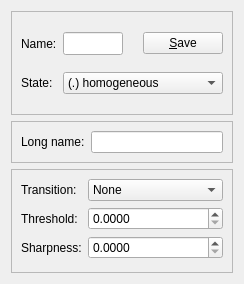
This is src/gui/cpdwindow.ui in stevenvergenz/chemecher as Qt 5 draws it before an edit. The edited form follows.
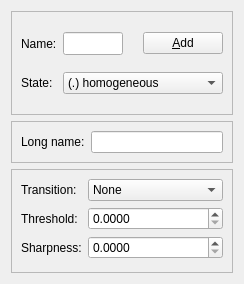
This is the edited form.

The edit to the form file:
```diff
--- a/src/gui/cpdwindow.ui
+++ b/src/gui/cpdwindow.ui
@@ -146,7 +146,7 @@
       <item row="0" column="3">
        <widget class="QPushButton" name="pushValidate">
         <property name="text">
-         <string>&amp;Save</string>
+         <string>&amp;Add</string>
         </property>
        </widget>
       </item>
```
